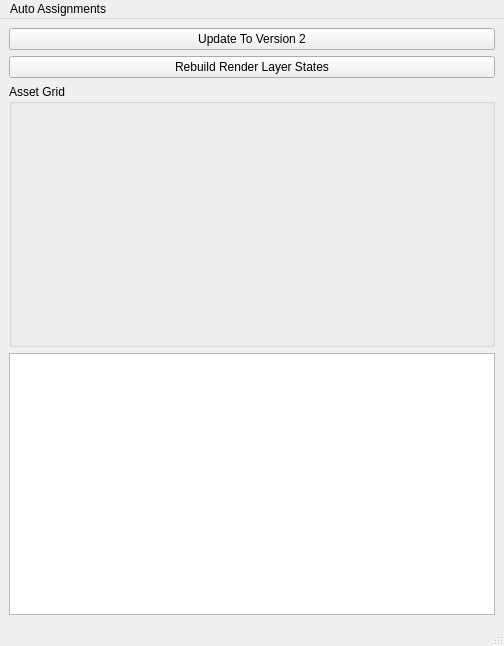
Qt form Scripts/Tools/Vray_Scene_States_Manager/Vray_Scene_State_Viewer.ui (Mayaenite/Maya) before a commit.
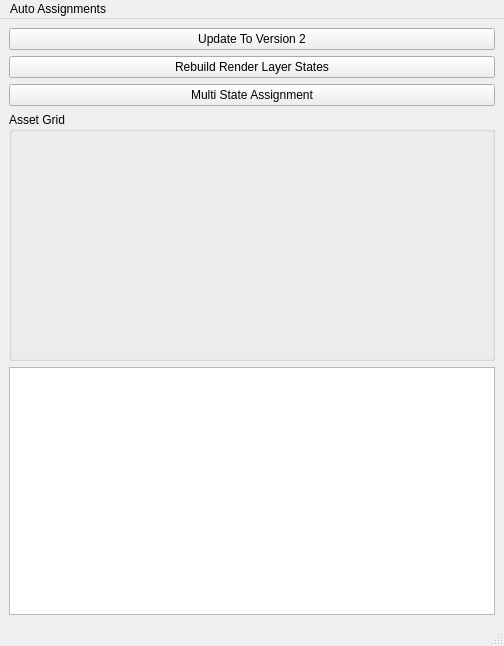
The same form after that commit. Custom widgets are drawn as their Qt base class.

Commit message: multi state assignment

The edit to the form file:
```diff
--- a/Scripts/Tools/Vray_Scene_States_Manager/Vray_Scene_State_Viewer.ui
+++ b/Scripts/Tools/Vray_Scene_States_Manager/Vray_Scene_State_Viewer.ui
@@ -29,6 +29,13 @@
       </property>
      </widget>
     </item>
+    <item>
+     <widget class="QPushButton" name="multi_state_assignment_button">
+      <property name="text">
+       <string>Multi State Assignment</string>
+      </property>
+     </widget>
+    </item>
     <item>
      <widget class="QGroupBox" name="Asset_Grid_groupBox">
       <property name="sizePolicy">
```
Left out of the diff: 2 changed lines with no effect on the pictures. The commit also changes 7 other files.
